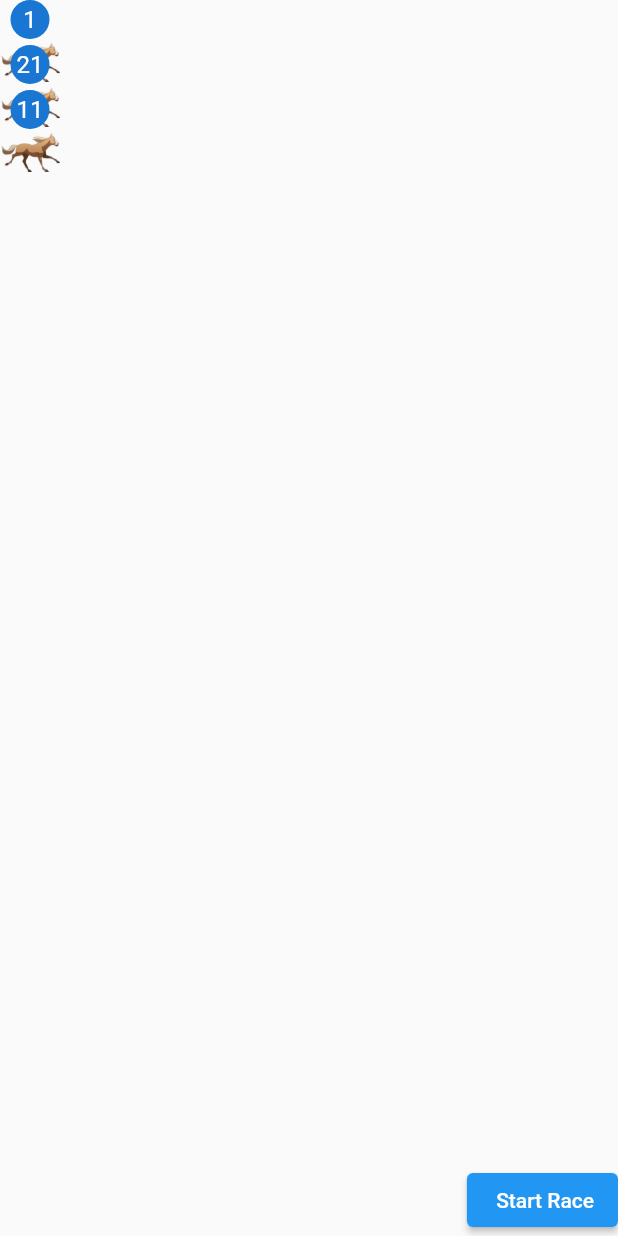
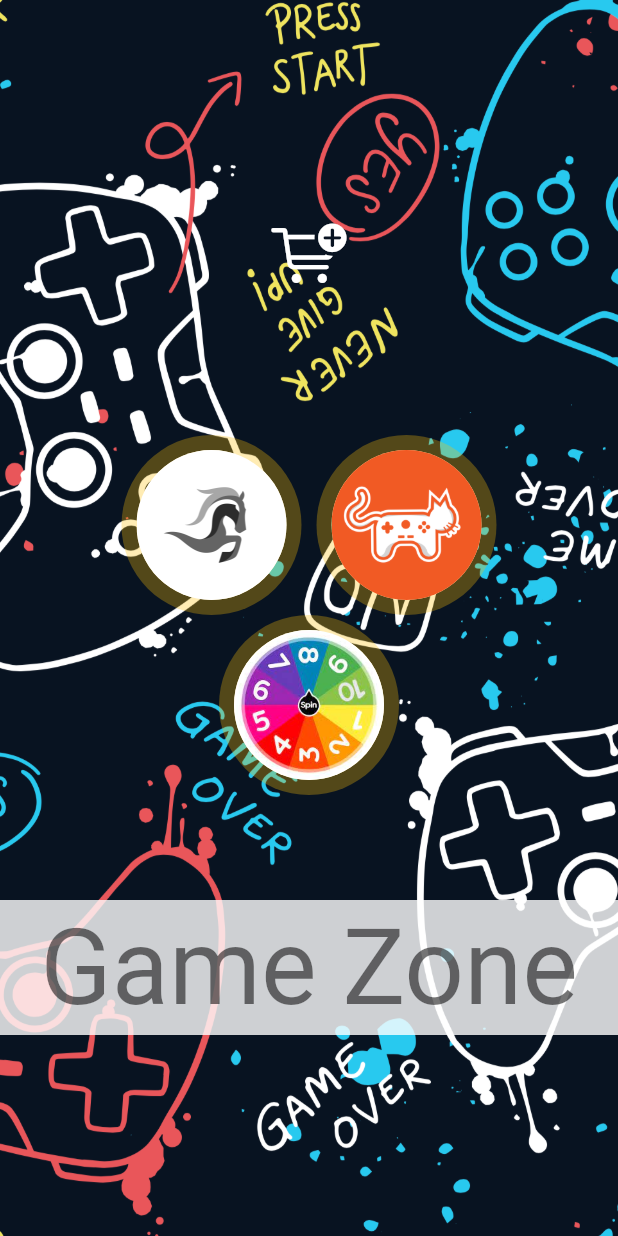
Before and after one commit to Munawer2022/Multi-Game-App, a Flutter app: the screen it shows after launch, on a phone screen of 412 x 824 dp. Run offline on Flutter 3.47's test engine with Material 2 defaults, Android fonts, the light colour scheme and no system bars; our stand-ins replace flutter_fortune_wheel, google_fonts; missing offline and left inert: dart:ffi; Roboto replaces fonts that are missing (Bahiana).

Commit message:
first commit

```diff
--- /dev/null
+++ b/lib/dashboard.dart
@@ -0,0 +1,112 @@
+import 'package:flutter/cupertino.dart';
+import 'package:flutter/material.dart';
+import 'package:google_fonts/google_fonts.dart';
+
+class Dahboard extends StatelessWidget {
+  const Dahboard({super.key});
+
+  @override
+  Widget build(BuildContext context) {
+    return SafeArea(
+      child: Scaffold(
+        // appBar: AppBar(
+        //   backgroundColor: Colors.transparent,
+        //   elevation: 0,
+        //   actions: [
+        //     IconButton(
+        //         onPressed: () {}, icon: Icon(CupertinoIcons.cart_badge_plus))
+        //   ],
+        // ),
+        body: Center(
+          child: Stack(
+            children: [
+              Image.asset(
+                'assets/images/game.png',
+                // color:
+                //     const Color.fromRGBO(255, 255, 255, 0.5).withOpacity(0.3),
+                // colorBlendMode: BlendMode.modulate,
+                height: 1200,
+                width: 1200,
+                fit: BoxFit.cover,
+              ),
+              Column(
+                mainAxisAlignment: MainAxisAlignment.center,
+                children: [
+                  IconButton(
+                    onPressed: () {},
+                    icon: Icon(CupertinoIcons.cart_badge_plus),
+                    color: Colors.white,
+                    iconSize: 50,
+                  ),
+                  SizedBox(
+                    height: 90,
+                  ),
+                  Row(
+                    mainAxisAlignment: MainAxisAlignment.center,
+                    crossAxisAlignment: CrossAxisAlignment.center,
+                    children: [
+                      InkWell(
+                        borderRadius: BorderRadius.circular(60),
+                        onTap: () {},
+                        child: CircleAvatar(
+                            radius: 60,
+                            backgroundColor:
+                                Theme.of(context).primaryColor.withOpacity(0.3),
+                            child: CircleAvatar(
+                                radius: 50,
+                                backgroundImage:
+                                    AssetImage('assets/images/horse.png'))),
+                      ),
+                      SizedBox(
+                        width: 10,
+                      ),
+                      InkWell(
+                        borderRadius: BorderRadius.circular(60),
+                        onTap: () {},
+                        child: CircleAvatar(
+                            radius: 60,
+                            backgroundColor:
+                                Theme.of(context).primaryColor.withOpacity(0.3),
+                            child: CircleAvatar(
+                                radius: 50,
+                                backgroundImage:
+                                    AssetImage('assets/images/cat.png'))),
+                      )
+                    ],
+                  ),
+                  InkWell(
+                    borderRadius: BorderRadius.circular(60),
+                    onTap: () {},
+                    child: CircleAvatar(
+                        radius: 60,
+                        backgroundColor:
+                            Theme.of(context).primaryColor.withOpacity(0.3),
+                        child: CircleAvatar(
+                            radius: 50,
+                            backgroundImage:
+                                AssetImage('assets/images/wheel.jpeg'))),
+                  ),
+                  SizedBox(
+                    height: 70,
+                  ),
+                  Container(
+                    height: 90,
+                    width: double.infinity,
+                    color: Colors.white.withOpacity(0.8),
+                    child: Center(
+                      child: Text(
+                        'Game Zone',
+                        style: GoogleFonts.bahiana()
+                            .copyWith(fontSize: 70, color: Colors.black54),
+                      ),
+                    ),
+                  ),
+                ],
+              ),
+            ],
+          ),
+        ),
+      ),
+    );
+  }
+}
--- a/lib/main.dart
+++ b/lib/main.dart
@@ -1,6 +1,9 @@
 import 'package:animation/hourse_running.dart';
 import 'package:animation/text.dart';
+import 'package:animation/wheel_game.dart';
 import 'package:flutter/material.dart';
+
+import 'dashboard.dart';
 
 void main() {
   runApp(const MyApp());
@@ -13,9 +16,7 @@ class MyApp extends StatelessWidget {
   Widget build(BuildContext context) {
     return MaterialApp(
         debugShowCheckedModeBanner: false,
-        theme: ThemeData(
-          primarySwatch: Colors.blue,
-        ),
-        home: HorseRaceScreen());
+        theme: ThemeData(primarySwatch: Colors.amber),
+        home: Dahboard());
   }
 }
--- a/lib/text.dart
+++ b/lib/text.dart
@@ -27,7 +27,7 @@ class _HorseRaceScreenState extends State<HorseRaceScreen>
 
     _animationController = AnimationController(
       vsync: this,
-      duration: const Duration(seconds: 6),
+      duration: const Duration(seconds: 10),
     );
 
     _animationController.addListener(() {
--- /dev/null
+++ b/lib/wheel_game.dart
@@ -0,0 +1,28 @@
+import 'dart:async';
+
+import 'package:flutter/material.dart';
+import 'package:flutter/material.dart';
+import 'package:flutter_fortune_wheel/flutter_fortune_wheel.dart';
+
+class WheelGame extends StatefulWidget {
+  const WheelGame({super.key});
+
+  @override
+  State<WheelGame> createState() => _WheelGameState();
+}
+
+class _WheelGameState extends State<WheelGame> {
+  StreamController<int> controller = StreamController<int>();
+  @override
+  Widget build(BuildContext context) {
+    return Scaffold(
+        body: FortuneWheel(
+      selected: controller.stream,
+      items: [
+        FortuneItem(child: Text('Han Solo')),
+        FortuneItem(child: Text('Yoda')),
+        FortuneItem(child: Text('Obi-Wan Kenobi')),
+      ],
+    ));
+  }
+}
--- a/pubspec.yaml
+++ b/pubspec.yaml
@@ -31,6 +31,8 @@ environment:
 dependencies:
   flutter:
     sdk: flutter
+  flutter_fortune_wheel:
+  google_fonts:
 
 
   # The following adds the Cupertino Icons font to your application.
```
Also changed, not shown: assets/images/cat.png (added), assets/images/game.png (added), assets/images/horse.png (added), assets/images/wheel.jpeg (added), pubspec.lock.
